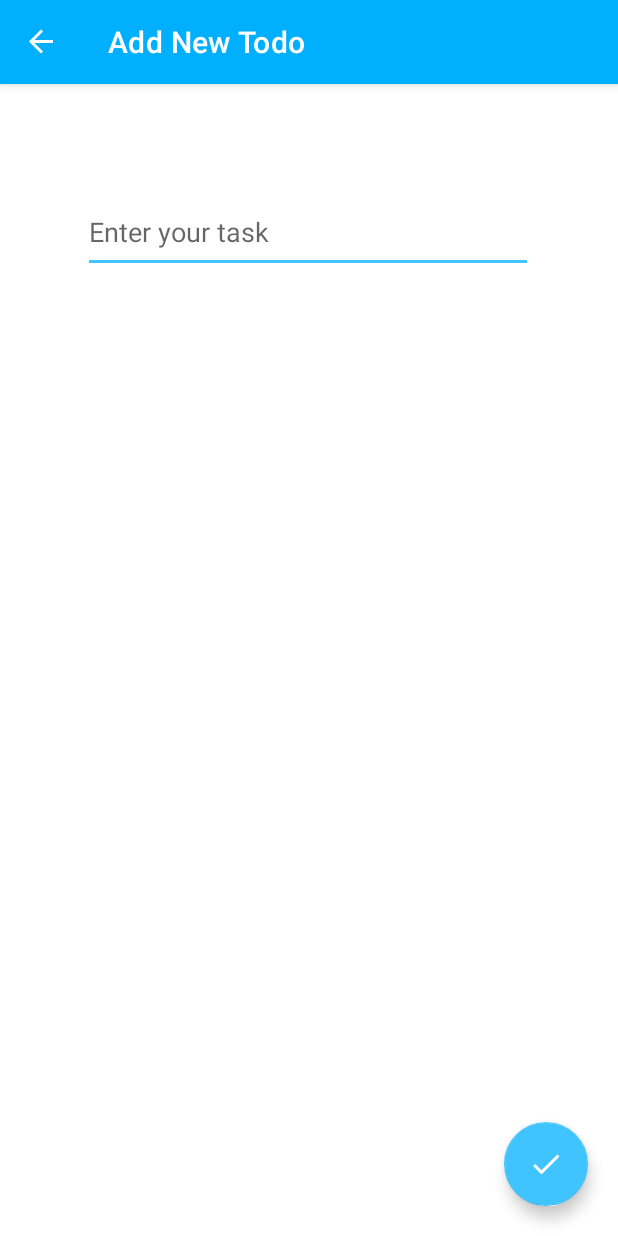
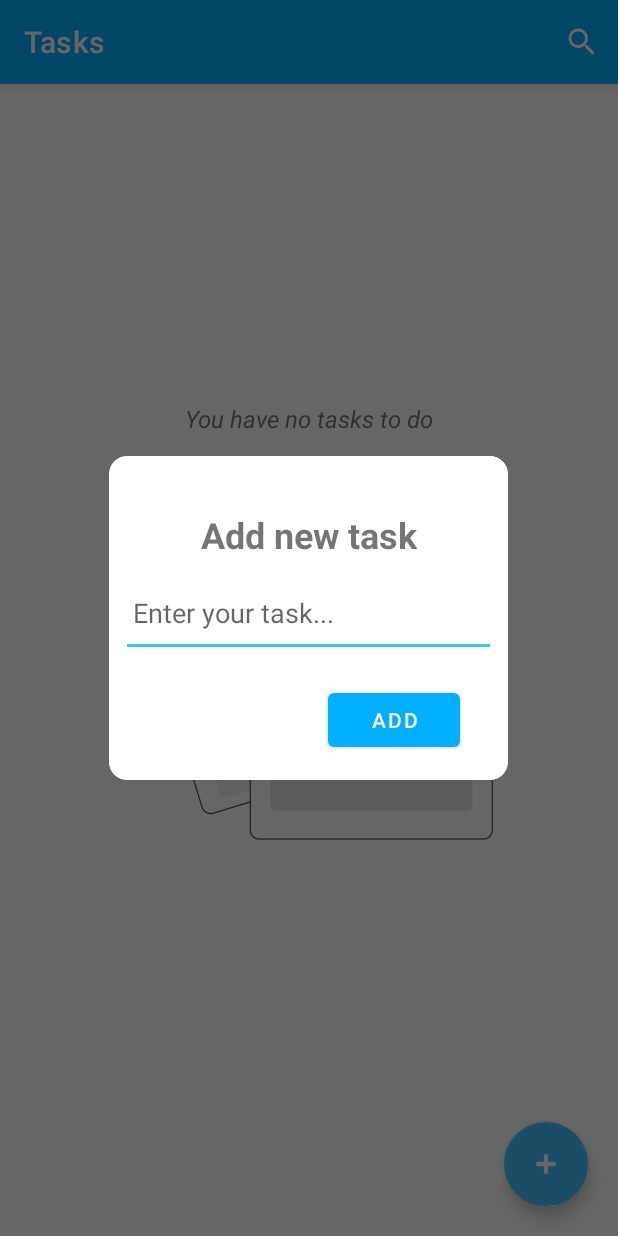
Before and after one commit to M4yankChoudhary/SimpleTodoListApp-Kotlin-Room, an Android app: the screen it shows after launch (MainActivity), after a tap on an icon or button, on a phone screen of 412 x 824 dp. Run offline under Robolectric (Android 15) with nearby library versions, the phone set to English and light mode, and no system bars; our stand-ins replace Room's generated code, data binding, navigation-ui.

Commit message:
Convert addTodoFragment into a Dialog Fragment

```diff
--- a/app/src/main/java/me/mayankchoudhary/simpletodolist/AddTodoFragment.kt
+++ b/app/src/main/java/me/mayankchoudhary/simpletodolist/AddTodoFragment.kt
@@ -1,18 +1,25 @@
 package me.mayankchoudhary.simpletodolist
 
+import android.app.Dialog
 import android.os.Bundle
+import android.view.KeyEvent
 import androidx.fragment.app.Fragment
 import android.view.LayoutInflater
 import android.view.View
 import android.view.ViewGroup
+import android.widget.EditText
 import android.widget.Toast
+import androidx.appcompat.app.AlertDialog
+import androidx.core.widget.addTextChangedListener
+import androidx.core.widget.doOnTextChanged
+import androidx.fragment.app.DialogFragment
 import androidx.fragment.app.activityViewModels
 import androidx.navigation.fragment.findNavController
 import me.mayankchoudhary.simpletodolist.databinding.FragmentAddTodoBinding
 import me.mayankchoudhary.simpletodolist.viewModel.TodoViewModel
 import me.mayankchoudhary.simpletodolist.viewModel.TodoViewModelFactory
 
-class AddTodoFragment : Fragment() {
+class AddTodoFragment : DialogFragment() {
 
     // Use the 'by activityViewModels()' Kotlin property delegate from the fragment-ktx artifact
     // to share the ViewModel across fragments.
@@ -30,31 +37,65 @@ class AddTodoFragment : Fragment() {
         super.onCreate(savedInstanceState)
     }
 
+    override fun onCreateDialog(savedInstanceState: Bundle?): Dialog {
+
+//        AlertDialog.Builder(requireContext())
+//            .setMessage("Hello")
+//            .setPositiveButton("") { _,_ -> }
+//            .create()
+        return super.onCreateDialog(savedInstanceState)
+    }
+
     override fun onCreateView(
         inflater: LayoutInflater, container: ViewGroup?,
         savedInstanceState: Bundle?
     ): View? {
+        dialog?.window?.setBackgroundDrawableResource(R.drawable.dialog_round_bg);
         // Inflate the layout for this fragment
         _binding = FragmentAddTodoBinding.inflate(layoutInflater, container, false)
         return binding?.root
     }
 
+    companion object {
+        const val TAG = "PurchaseConfirmationDialog"
+    }
+
     override fun onViewCreated(view: View, savedInstanceState: Bundle?) {
         super.onViewCreated(view, savedInstanceState)
         binding?.apply {
-            addButton.setOnClickListener{
-                if(taskName.text.isNullOrEmpty()) {
-                    Toast.makeText(context, "Please enter your task name", Toast.LENGTH_SHORT).show()
+            addButton.setOnClickListener {
+                if (taskName.text.isNullOrEmpty()) {
+                    Toast.makeText(context, "Please enter your task name", Toast.LENGTH_SHORT)
+                        .show()
                 } else {
-                    viewModel.addNewTodo(
-                        taskName.text.toString()
-                    )
-                    val action = AddTodoFragmentDirections.actionAddTodoFragmentToToodoListFragment()
-                    findNavController().navigate(action)
-                    Toast.makeText(context, "Todo Added Successfully", Toast.LENGTH_SHORT).show()
+                    addNewTodo()
+//                    val action = AddTodoFragmentDirections.actionAddTodoFragmentToToodoListFragment()
+//                    findNavController().navigate(action)
                 }
             }
+            taskName.setOnKeyListener(object : View.OnKeyListener {
+                override fun onKey(v: View?, keyCode: Int, event: KeyEvent?): Boolean {
+                    if ((event?.action == KeyEvent.ACTION_DOWN) &&
+                        (keyCode == KeyEvent.KEYCODE_ENTER)
+                    ) {
+                        // Perform action on key press
+                        addNewTodo()
+                        return true;
+                    }
+                    return false;
+                }
+
+            })
         }
+
+    }
+
+    fun addNewTodo() {
+        viewModel.addNewTodo(
+            binding?.taskName?.text.toString()
+        )
+        Toast.makeText(context, "Todo Added Successfully", Toast.LENGTH_SHORT).show()
+        dismiss()
     }
 
     override fun onDestroy() {
--- a/app/src/main/java/me/mayankchoudhary/simpletodolist/TodoListAdapter.kt
+++ b/app/src/main/java/me/mayankchoudhary/simpletodolist/TodoListAdapter.kt
@@ -27,9 +27,6 @@ class TodoListAdapter(
         if (currentItem != null) {
             holder.bind(currentItem, onItemClicked, checkItem)
         }
-//        holder.itemView.setOnClickListener {
-////            onItemClicked(currentItem)
-//        }
     }
 
     class TodoListViewHolder(private val binding: SingleListItemBinding) :
@@ -42,6 +39,9 @@ class TodoListAdapter(
                 }
                 isCompletedTodo.setOnCheckedChangeListener { buttonView, isChecked ->
                     checkItem(!isChecked, todo.id)
+                }
+                itemView.setOnClickListener {
+                    checkItem(isCompletedTodo.isChecked, todo.id)
                 }
                 executePendingBindings()
 //                isCompletedTodo.setOnCheckedChangeListener { buttonView, isChecked ->
--- a/app/src/main/java/me/mayankchoudhary/simpletodolist/TodoListFragment.kt
+++ b/app/src/main/java/me/mayankchoudhary/simpletodolist/TodoListFragment.kt
@@ -69,8 +69,9 @@ class TodoListFragment : Fragment() {
         binding.apply {
             recylerView.adapter = adapter
             floatingActionButton.setOnClickListener {
-                val action = TodoListFragmentDirections.actionToodoListFragmentToAddTodoFragment()
-                findNavController().navigate(action)
+//                val action = TodoListFragmentDirections.actionToodoListFragmentToAddTodoFragment()
+//                findNavController().navigate(action)
+                AddTodoFragment().show(childFragmentManager, AddTodoFragment.TAG)
             }
             viewModel?.allTodos?.observe(viewLifecycleOwner) { todo ->
                 progressBar.visibility = View.GONE
--- /dev/null
+++ b/app/src/main/res/drawable/dialog_round_bg.xml
@@ -0,0 +1,6 @@
+<?xml version="1.0" encoding="utf-8"?>
+<shape xmlns:android="http://schemas.android.com/apk/res/android"
+    android:shape="rectangle">
+    <solid android:color="@android:color/white" />
+    <corners android:radius="12dp" />
+</shape>
--- a/app/src/main/res/layout/fragment_add_todo.xml
+++ b/app/src/main/res/layout/fragment_add_todo.xml
@@ -8,23 +8,27 @@
     </data>
 
     <FrameLayout
+        android:background="@drawable/dialog_round_bg"
+        android:padding="8dp"
         android:layout_width="match_parent"
-        android:layout_height="match_parent"
+        android:layout_height="wrap_content"
         tools:context=".AddTodoFragment">
 
         <!-- TODO: Update blank fragment layout -->
         <androidx.constraintlayout.widget.ConstraintLayout
             android:layout_width="match_parent"
-            android:layout_height="match_parent">
+            android:layout_height="200dp">
+
 
             <EditText
                 android:id="@+id/taskName"
-                android:layout_width="300dp"
+                android:layout_width="250dp"
                 android:layout_height="50dp"
                 android:layout_marginTop="76dp"
                 android:ems="10"
+                android:padding="8dp"
                 android:gravity="start"
-                android:hint="Enter your task"
+                android:hint="Enter your task..."
                 android:inputType="textPersonName"
                 android:maxLength="50"
                 app:layout_constraintEnd_toEndOf="parent"
@@ -32,18 +36,29 @@
                 app:layout_constraintStart_toStartOf="parent"
                 app:layout_constraintTop_toTopOf="parent" />
 
-            <com.google.android.material.floatingactionbutton.FloatingActionButton
+            <Button
                 android:id="@+id/add_button"
                 android:layout_width="wrap_content"
                 android:layout_height="wrap_content"
-                android:layout_marginRight="20dp"
-                android:layout_marginBottom="20dp"
+                android:layout_marginBottom="8dp"
+                android:layout_marginRight="24dp"
                 android:clickable="true"
+                android:text="Add"
                 app:layout_constraintBottom_toBottomOf="parent"
                 app:layout_constraintEnd_toEndOf="parent"
-                app:layout_constraintHorizontal_bias="1.0"
+                app:srcCompat="@drawable/ic_baseline_done_24" />
+
+            <TextView
+                android:id="@+id/textView"
+                android:layout_width="wrap_content"
+                android:layout_height="wrap_content"
+                android:layout_marginTop="28dp"
+                android:text="Add new task"
+                android:textSize="24sp"
+                android:textStyle="bold"
+                app:layout_constraintEnd_toEndOf="parent"
                 app:layout_constraintStart_toStartOf="parent"
-                app:srcCompat="@drawable/ic_baseline_done_24" />
+                app:layout_constraintTop_toTopOf="parent" />
 
 
         </androidx.constraintlayout.widget.ConstraintLayout>
--- a/app/src/main/res/layout/fragment_toodo_list.xml
+++ b/app/src/main/res/layout/fragment_toodo_list.xml
@@ -26,7 +26,6 @@
             <androidx.recyclerview.widget.RecyclerView
                 android:id="@+id/recyler_view"
                 android:clipToPadding="false"
-                android:layout_marginTop="100dp"
                 android:layout_width="match_parent"
                 android:layout_height="match_parent"
                 app:layoutManager="androidx.recyclerview.widget.LinearLayoutManager"
--- a/app/src/main/res/navigation/nav_graph.xml
+++ b/app/src/main/res/navigation/nav_graph.xml
@@ -19,9 +19,5 @@
         android:id="@+id/addTodoFragment"
         android:name="me.mayankchoudhary.simpletodolist.AddTodoFragment"
         android:label="Add New Todo"
-        tools:layout="@layout/fragment_add_todo">
-        <action
-            android:id="@+id/action_addTodoFragment_to_toodoListFragment"
-            app:destination="@id/toodoListFragment" />
-    </fragment>
+        tools:layout="@layout/fragment_add_todo"/>
 </navigation>
```
Also changed, not shown: app/src/main/res/layout/add_task_dialog.xml (deleted, +0 -18 lines).
